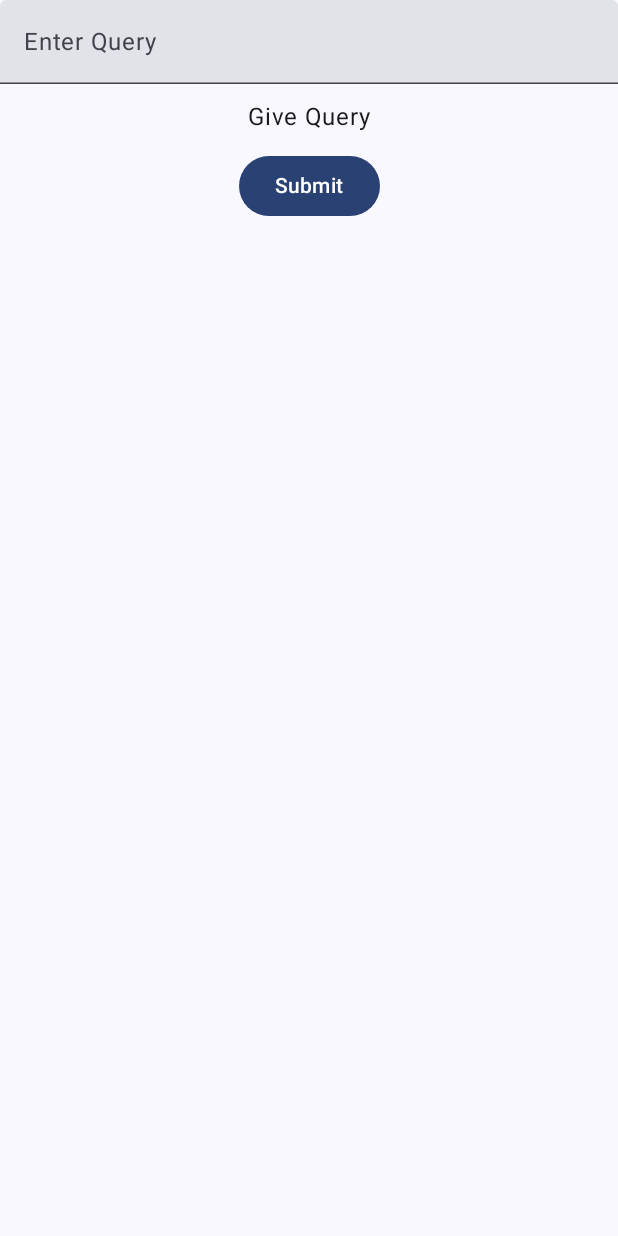
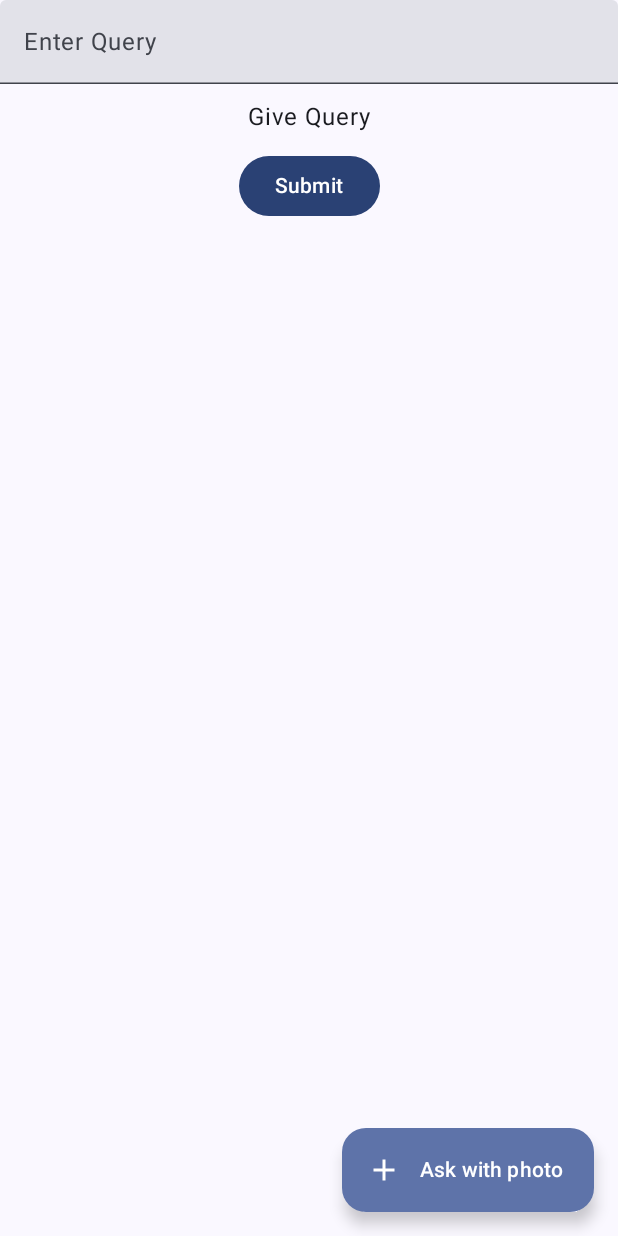
Before and after one commit to PharasiG/MathHelper, an Android app built with Jetpack Compose: the screen it shows after launch (MainActivity), on a phone screen of 412 x 824 dp. Run offline under Robolectric (Android 15) with nearby library versions, the phone set to English and light mode, and no system bars.

Commit message:
Camera functinality added (CameraX) -Base activity added for handling permission and reducing complexity in Mainactivity

```diff
--- a/app/src/main/java/com/example/mathhelper/MainActivity.kt
+++ b/app/src/main/java/com/example/mathhelper/MainActivity.kt
@@ -2,7 +2,6 @@ package com.example.mathhelper
 
 import android.os.Bundle
 import android.util.Log
-import androidx.activity.ComponentActivity
 import androidx.activity.compose.setContent
 import androidx.activity.enableEdgeToEdge
 import androidx.compose.foundation.layout.Arrangement
@@ -10,7 +9,11 @@ import androidx.compose.foundation.layout.Column
 import androidx.compose.foundation.layout.fillMaxSize
 import androidx.compose.foundation.layout.fillMaxWidth
 import androidx.compose.foundation.layout.padding
+import androidx.compose.material.icons.Icons
+import androidx.compose.material.icons.filled.Add
 import androidx.compose.material3.Button
+import androidx.compose.material3.ExtendedFloatingActionButton
+import androidx.compose.material3.Icon
 import androidx.compose.material3.Scaffold
 import androidx.compose.material3.Text
 import androidx.compose.material3.TextField
@@ -30,7 +33,8 @@ import retrofit2.Response
 
 const val TAG = "MainActivity"
 
-class MainActivity : ComponentActivity() {
+//CHEETAH
+class MainActivity : BaseActivity() {
     override fun onCreate(savedInstanceState: Bundle?) {
         super.onCreate(savedInstanceState)
 
@@ -40,7 +44,16 @@ class MainActivity : ComponentActivity() {
         enableEdgeToEdge()
         setContent {
             MathHelperTheme {
-                Scaffold(modifier = Modifier.fillMaxSize()) { innerPadding ->
+                Scaffold(
+                    modifier = Modifier.fillMaxSize(),
+                    floatingActionButton = {
+                        ExtendedFloatingActionButton(
+                            onClick = { handleCameraPermission() },
+                            icon = { Icon(Icons.Default.Add, "Extended floating action button.") },
+                            text = { Text(text = "Ask with photo") },
+                        )
+                    }
+                ) { innerPadding ->
                     Greeting(
                         name = "Android",
                         modifier = Modifier.padding(innerPadding),
@@ -112,7 +125,7 @@ fun solveQuery(query: String, api: GeminiInterface, updateAnswer: (String) -> Un
     })
 }
 
-@Preview(showBackground = true)
+@Preview(showBackground = true, showSystemUi = true)
 @Composable
 fun GreetingPreview() {
     MathHelperTheme {
```
Also changed, not shown: app/build.gradle.kts (+9 -0 lines), app/src/main/AndroidManifest.xml (+7 -0 lines), app/src/main/java/com/example/mathhelper/BaseActivity.kt (added, +71 -0 lines), gradle/libs.versions.toml (+10 -4 lines).
